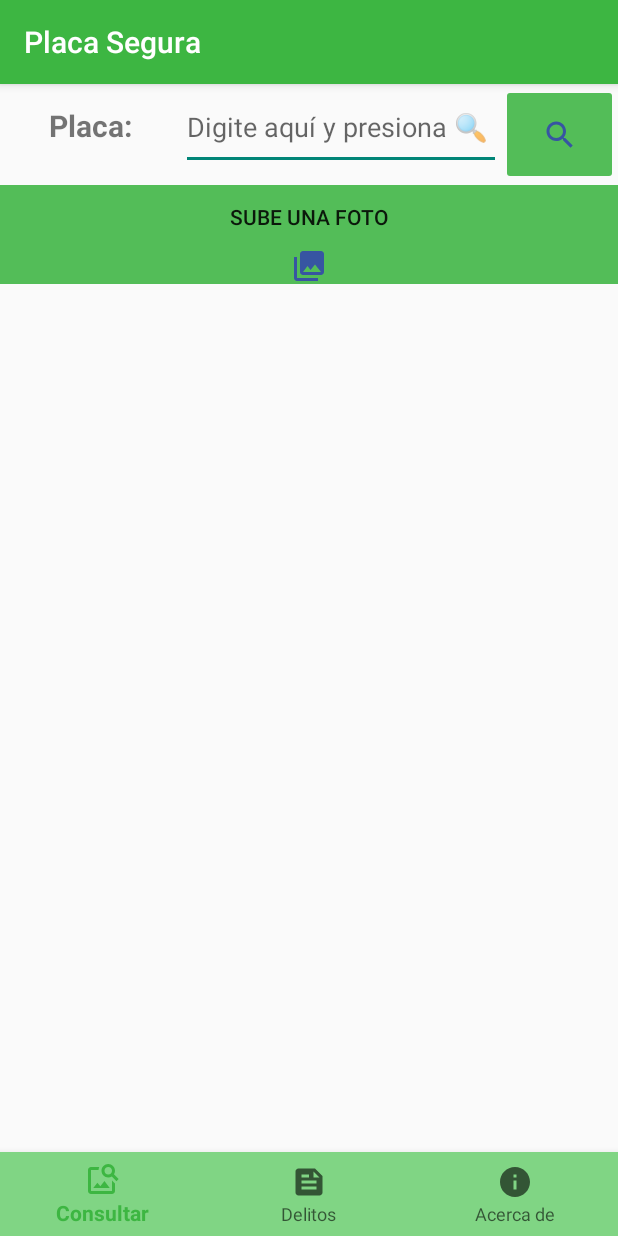
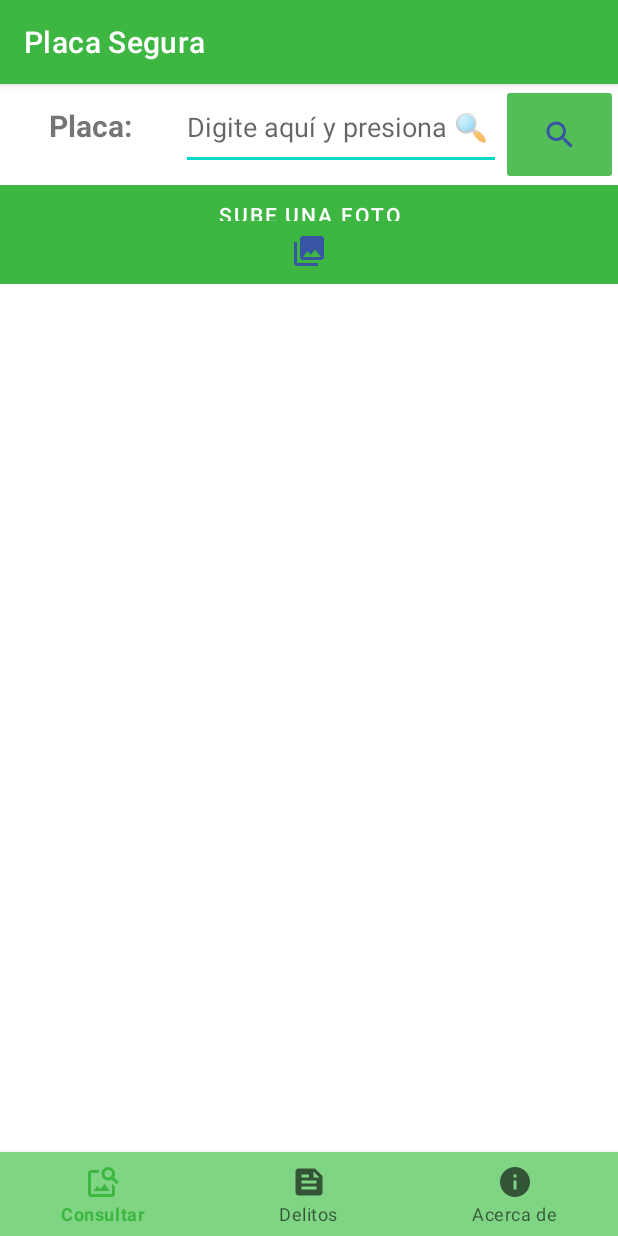
Before and after one commit to Mario011099/SafeCarPLate, an Android app: the MainActivity screen opened directly, with no data from a screen before it, on a phone screen of 412 x 824 dp. Run offline under Robolectric (Android 15) with nearby library versions, the phone set to English and light mode, and no system bars; libraries missing offline, so code that uses them is left out: com.google.mlkit.vision; plain views replace GraphicOverlay; pictures from the network do not load.

Commit message:
Correccion con Login

```diff
--- a/app/src/main/res/values/themes.xml
+++ b/app/src/main/res/values/themes.xml
@@ -1,6 +1,6 @@
 <resources xmlns:tools="http://schemas.android.com/tools">
     <!-- Base application theme. -->
-    <style name="Theme.Safe_Car_Plate" parent="Base.Theme.AppCompat.Light.DarkActionBar">
+    <style name="Theme.Safe_Car_Plate" parent="Theme.MaterialComponents.DayNight.DarkActionBar">
         <!-- Primary brand color. -->
         <item name="colorPrimary">#3DB642</item>
         <item name="colorPrimaryVariant">@color/purple_700</item>
```
